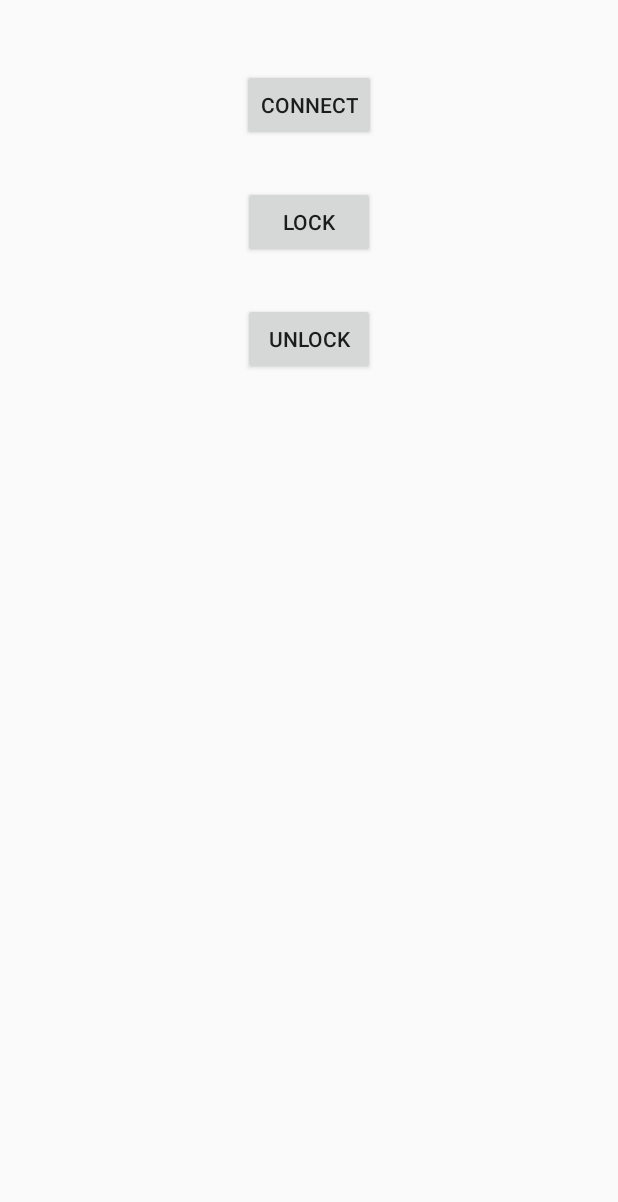
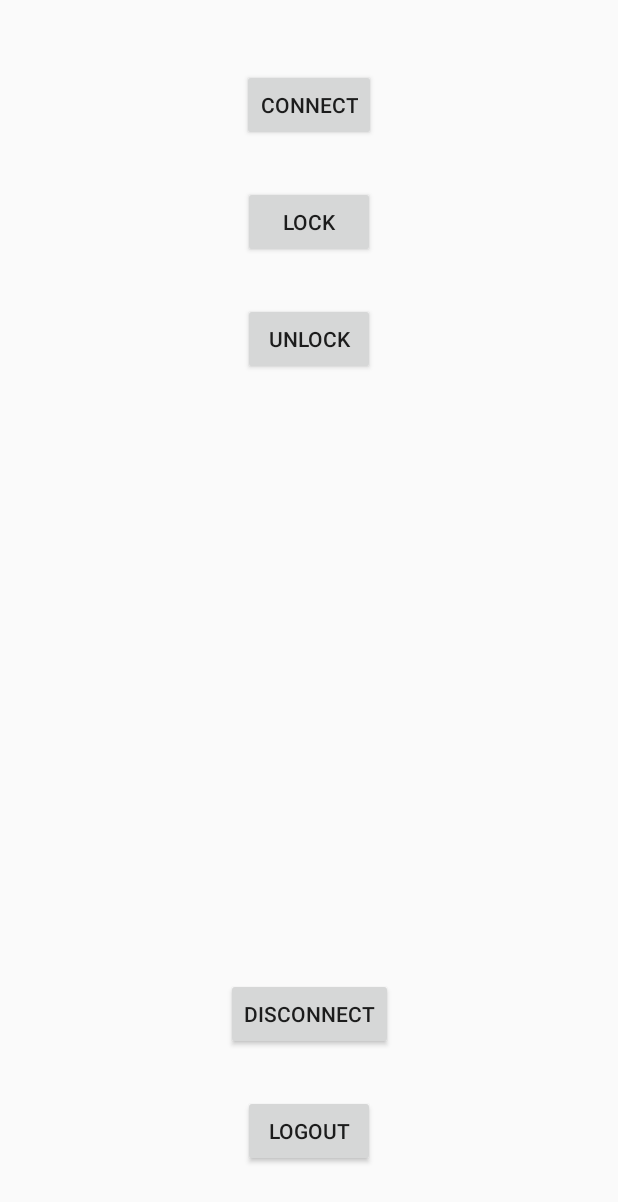
Before and after one commit to Tangerine-AI/KeySDK-Android-Sample, an Android app: the layout activity_main.xml on its own in the app's theme, with its tools: preview values and no code run, on a phone screen of 412 x 824 dp. Shown: the top 1202 px of the screen. Run offline under Robolectric (Android 15) with nearby library versions, the phone set to English and light mode, and no system bars.

```diff
--- a/app/build.gradle
+++ b/app/build.gradle
@@ -26,5 +26,5 @@ dependencies {
     androidTestImplementation 'androidx.test.ext:junit:1.1.1'
     androidTestImplementation 'androidx.test.espresso:espresso-core:3.2.0'
     // todo step-2
-    implementation "ai.tangerine:keysdk:1.0.0-beta01"
+    implementation "ai.tangerine:keysdk:1.0.0-beta03"
 }
--- a/app/src/main/AndroidManifest.xml
+++ b/app/src/main/AndroidManifest.xml
@@ -10,7 +10,7 @@
             android:roundIcon="@mipmap/ic_launcher_round"
             android:supportsRtl="true"
             android:theme="@style/AppTheme">
-        <activity android:name=".LoginActivity">
+        <activity android:name=".SplashActivity">
             <intent-filter>
                 <action android:name="android.intent.action.MAIN" />
 
@@ -20,6 +20,9 @@
 
         <activity android:name=".MainActivity">
         </activity>
+
+      <activity android:name=".LoginActivity">
+      </activity>
     </application>
 
 </manifest>
--- a/app/src/main/res/layout/activity_main.xml
+++ b/app/src/main/res/layout/activity_main.xml
@@ -39,4 +39,27 @@
             app:layout_constraintRight_toRightOf="parent"
             app:layout_constraintTop_toBottomOf="@+id/btn_lock"/>
 
+    <androidx.appcompat.widget.AppCompatButton
+            android:id="@+id/btn_logout"
+            android:layout_width="wrap_content"
+            android:layout_height="wrap_content"
+            android:layout_margin="30dp"
+            android:text="@string/logout"
+            app:layout_constraintBottom_toBottomOf="parent"
+            app:layout_constraintLeft_toLeftOf="parent"
+            app:layout_constraintRight_toRightOf="parent"
+            />
+
+    <androidx.appcompat.widget.AppCompatButton
+            android:layout_width="wrap_content"
+            android:layout_height="wrap_content"
+            android:text="@string/disconnect"
+            android:id="@+id/btn_disconnect"
+            android:layout_margin="30dp"
+            android:visibility="visible"
+            app:layout_constraintBottom_toBottomOf="parent"
+            app:layout_constraintLeft_toLeftOf="parent"
+            app:layout_constraintBottom_toTopOf="@+id/btn_logout"
+            app:layout_constraintRight_toRightOf="parent"/>
+
 </androidx.constraintlayout.widget.ConstraintLayout>
--- a/app/src/main/res/values/strings.xml
+++ b/app/src/main/res/values/strings.xml
@@ -29,5 +29,7 @@
     <string name="lock">lock</string>
     <string name="unlock">unlock</string>
     <string name="connect">Connect</string>
+    <string name="disconnect">Disconnect</string>
+    <string name="logout">Logout</string>
 
 </resources>
```
Also changed, not shown: app/src/main/java/ai/tangerine/keysdksample/LoginActivity.java (+8 -0 lines), app/src/main/java/ai/tangerine/keysdksample/MainActivity.java (+103 -13 lines), app/src/main/java/ai/tangerine/keysdksample/SampleApplication.java (+7 -1 lines), app/src/main/java/ai/tangerine/keysdksample/SplashActivity.java (added, +35 -0 lines), app/src/main/res/layout/activity_splash.xml (added, +20 -0 lines), 1 other file.
